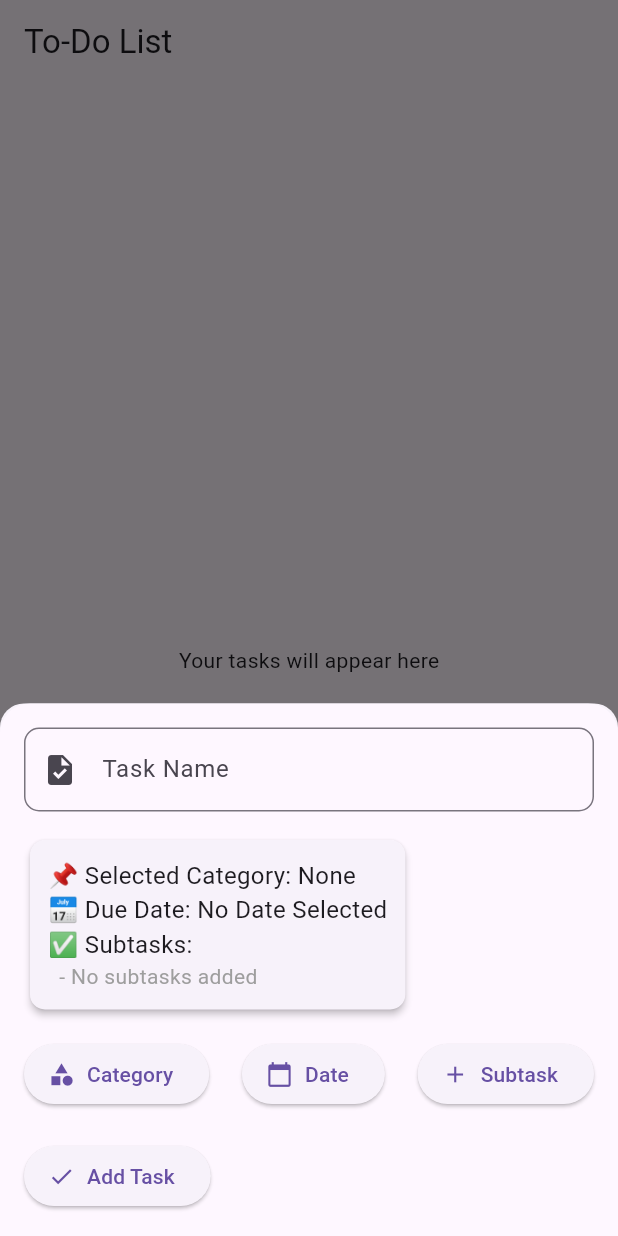
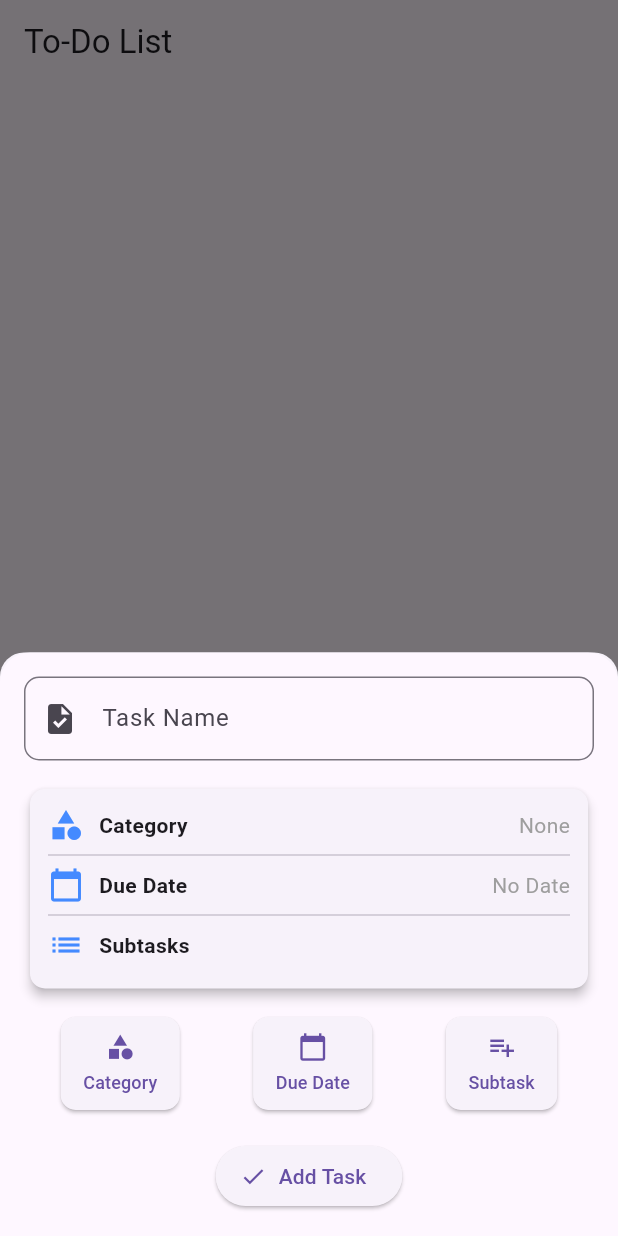
Before and after one commit to Numan-sheikh/to_do_list, a Flutter app: the screen it shows after launch, after a tap on the "add" icon, on a phone screen of 412 x 824 dp. Run offline on Flutter 3.47's test engine with Material 3 defaults, Android fonts, the phone set to English and light mode, and no system bars.

Commit message:
improved UI/UX for task form , new type of display for shwoing the assigned category and date and subtask , adjust the bottom nav buttons size and potions

```diff
--- a/lib/screens/home_screen.dart
+++ b/lib/screens/home_screen.dart
@@ -5,18 +5,26 @@ class HomeScreen extends StatelessWidget {
   const HomeScreen({super.key});
 
   void _showTaskForm(BuildContext context) {
+    String selectedCategory = "None";
+    String selectedDate = "No Date"; // Default value if no date is picked
+    List<String> subtasks = [];
+
     showModalBottomSheet(
       context: context,
-      isScrollControlled: true, // Makes the bottom sheet cover most of the screen
-      shape: RoundedRectangleBorder(
+      isScrollControlled: true,
+      shape: const RoundedRectangleBorder(
         borderRadius: BorderRadius.vertical(top: Radius.circular(16)),
       ),
       builder: (context) {
         return Padding(
           padding: EdgeInsets.only(
-            bottom: MediaQuery.of(context).viewInsets.bottom, // Adjust for keyboard
+            bottom: MediaQuery.of(context).viewInsets.bottom,
           ),
-          child: TaskForm(),
+          child: TaskForm(
+            selectedCategory: selectedCategory,
+            selectedDate: selectedDate,
+            subtasks: subtasks,
+          ),
         );
       },
     );
--- a/lib/widgets/task_form/task_form.dart
+++ b/lib/widgets/task_form/task_form.dart
@@ -1,23 +1,19 @@
 import 'package:flutter/material.dart';
-import 'category_button/category_button.dart';
-import 'calendar_button/calendar_button.dart';
-import 'subtask_button/subtask_button.dart';
+
 import 'submit_button/submit_button.dart';
 
-class TaskForm extends StatefulWidget {
-  const TaskForm({super.key});
+class TaskForm extends StatelessWidget {
+  final TextEditingController taskController = TextEditingController();
+  final String selectedCategory;
+  final String selectedDate;
+  final List<String> subtasks;
 
-  @override
-  State<TaskForm> createState() => _TaskFormState();
-}
-
-class _TaskFormState extends State<TaskForm> {
-  final TextEditingController taskController = TextEditingController();
-
-  // Variables to hold selected values
-  String selectedCategory = "None";
-  String selectedDate = "No Date Selected";
-  List<String> subtasks = [];
+  TaskForm({
+    super.key,
+    required this.selectedCategory,
+    required this.selectedDate,
+    required this.subtasks,
+  });
 
   @override
   Widget build(BuildContext context) {
@@ -29,7 +25,6 @@ class _TaskFormState extends State<TaskForm> {
       ),
       child: Column(
         mainAxisSize: MainAxisSize.min,
-        crossAxisAlignment: CrossAxisAlignment.start,
         children: [
           // Task Input Field
           TextField(
@@ -42,20 +37,19 @@ class _TaskFormState extends State<TaskForm> {
           ),
           const SizedBox(height: 15),
 
-          // Live Preview Section
+          // Card Displaying Selected Category, Date, and Subtasks
           Card(
-            elevation: 2,
             shape: RoundedRectangleBorder(borderRadius: BorderRadius.circular(10)),
+            elevation: 3,
             child: Padding(
               padding: const EdgeInsets.all(12),
               child: Column(
-                crossAxisAlignment: CrossAxisAlignment.start,
                 children: [
-                  Text("📌 Selected Category: $selectedCategory", style: const TextStyle(fontSize: 16)),
-                  Text("📅 Due Date: $selectedDate", style: const TextStyle(fontSize: 16)),
-                  Text("✅ Subtasks:", style: const TextStyle(fontSize: 16)),
-                  if (subtasks.isEmpty) const Text("  - No subtasks added", style: TextStyle(fontSize: 14, color: Colors.grey)),
-                  for (String subtask in subtasks) Text("  - $subtask", style: const TextStyle(fontSize: 14)),
+                  _buildInfoRow(Icons.category, "Category", selectedCategory),
+                  const Divider(),
+                  _buildInfoRow(Icons.calendar_today, "Due Date", selectedDate),
+                  const Divider(),
+                  _buildSubtaskList(),
                 ],
               ),
             ),
@@ -63,18 +57,18 @@ class _TaskFormState extends State<TaskForm> {
 
           const SizedBox(height: 15),
 
-          // Buttons Row
+          // Bottom Navigation Bar Style Button Row
           Row(
-            mainAxisAlignment: MainAxisAlignment.spaceBetween,
+            mainAxisAlignment: MainAxisAlignment.spaceAround,
             children: [
-              CategoryButton(onCategorySelected: (category) {
-                setState(() => selectedCategory = category);
+              _buildBottomButton(Icons.category, "Category", () {
+                // Open category selection
               }),
-              CalendarButton(onDateSelected: (date) {
-                setState(() => selectedDate = date);
+              _buildBottomButton(Icons.calendar_today, "Due Date", () {
+                // Open date picker
               }),
-              SubtaskButton(onSubtaskAdded: (subtask) {
-                setState(() => subtasks.add(subtask));
+              _buildBottomButton(Icons.playlist_add, "Subtask", () {
+                // Open subtask addition
               }),
             ],
           ),
@@ -87,4 +81,63 @@ class _TaskFormState extends State<TaskForm> {
       ),
     );
   }
+
+  // Helper Method for Category, Date Rows
+  Widget _buildInfoRow(IconData icon, String title, String value) {
+    return Row(
+      children: [
+        Icon(icon, color: Colors.blueAccent),
+        const SizedBox(width: 10),
+        Text(title, style: const TextStyle(fontWeight: FontWeight.bold)),
+        const Spacer(),
+        Text(value, style: const TextStyle(color: Colors.grey)),
+      ],
+    );
+  }
+
+  // Helper Method for Subtask List
+  Widget _buildSubtaskList() {
+    return Column(
+      crossAxisAlignment: CrossAxisAlignment.start,
+      children: [
+        Row(
+          children: const [
+            Icon(Icons.list, color: Colors.blueAccent),
+            SizedBox(width: 10),
+            Text("Subtasks", style: TextStyle(fontWeight: FontWeight.bold)),
+          ],
+        ),
+        const SizedBox(height: 5),
+        ...subtasks.map((subtask) => Padding(
+              padding: const EdgeInsets.only(left: 30, top: 5),
+              child: Row(
+                children: [
+                  const Icon(Icons.check_circle, color: Colors.green, size: 18),
+                  const SizedBox(width: 10),
+                  Text(subtask),
+                ],
+              ),
+            )),
+      ],
+    );
+  }
+
+  // Helper Method for Bottom Bar Buttons
+  Widget _buildBottomButton(IconData icon, String label, VoidCallback onPressed) {
+    return ElevatedButton(
+      onPressed: onPressed,
+      style: ElevatedButton.styleFrom(
+        padding: const EdgeInsets.symmetric(vertical: 10, horizontal: 15),
+        shape: RoundedRectangleBorder(borderRadius: BorderRadius.circular(10)),
+      ),
+      child: Column(
+        mainAxisSize: MainAxisSize.min,
+        children: [
+          Icon(icon, size: 20),
+          const SizedBox(height: 5),
+          Text(label, style: const TextStyle(fontSize: 12)),
+        ],
+      ),
+    );
+  }
 }
```
